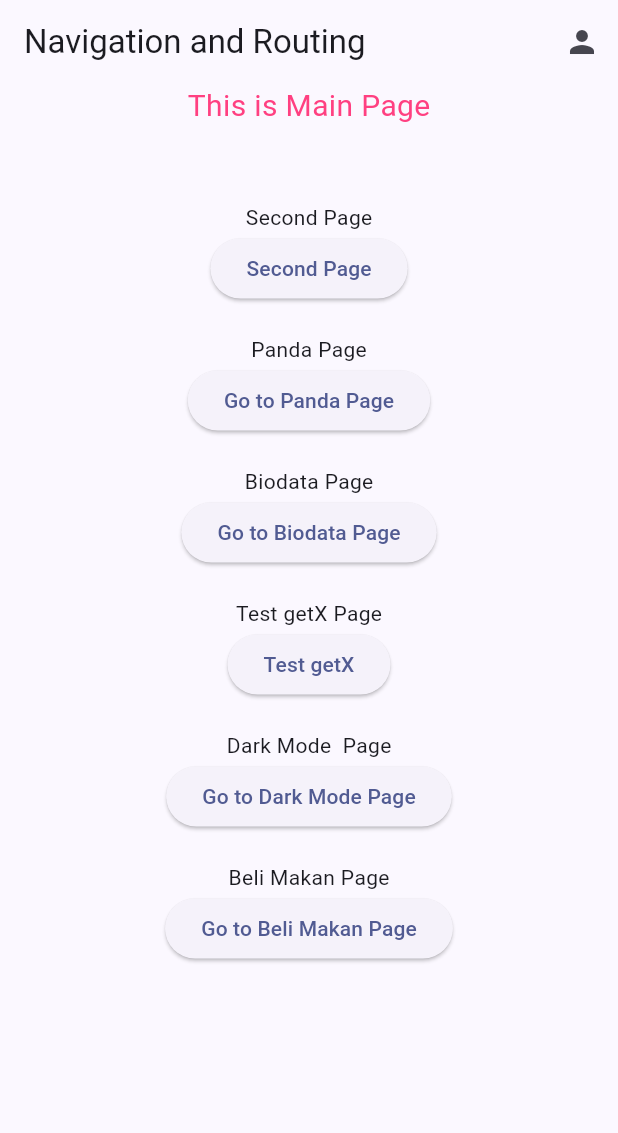
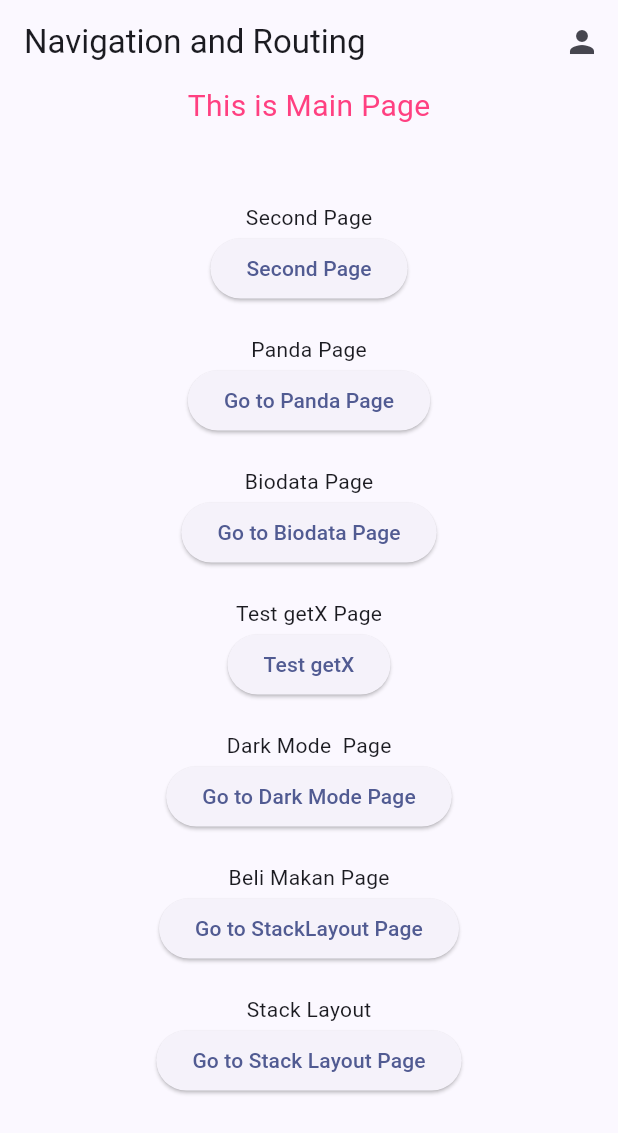
Before and after one commit to fattsowavy/flutter-ITBOX, a Flutter app: the screen it shows after launch, on a phone screen of 412 x 824 dp. Shown: the top 1133 px of the screen. Run offline on Flutter 3.47's test engine with Material 3 defaults, Android fonts, the phone set to English and light mode, and no system bars; our stand-ins replace get.

Commit message:
added stack layout

```diff
--- a/lib/main.dart
+++ b/lib/main.dart
@@ -4,6 +4,7 @@ import 'package:basic_flutter/biodata.dart';
 import 'package:basic_flutter/home.dart';
 import 'package:basic_flutter/secondPage.dart';
 import 'package:basic_flutter/testGetX.dart';
+import 'package:basic_flutter/StackLayout.dart';
 import 'package:flutter/material.dart';
 import 'package:get/get.dart';
 
@@ -55,7 +56,8 @@ class _MyHomePageState extends State<MyHomePage> {
           ),
         ],
       ),
-      body: Center(
+      body: SingleChildScrollView(
+        child: Center(
           child: Column(
             children: [
               Text(
@@ -134,9 +136,20 @@ class _MyHomePageState extends State<MyHomePage> {
                   Get.to(() => BeliMakanan());
                 },
 
-              child: Text("Go to Beli Makan Page"),
+                child: Text("Go to StackLayout Page"),
+              ),
+
+              SizedBox(height: 20),
+              Text("Stack Layout"),
+              ElevatedButton(
+                onPressed: () {
+                  Get.to(() => StackLayout());
+                },
+
+                child: Text("Go to Stack Layout Page"),
               ),
             ],
+          ),
         ),
       ),
     );
```
Also changed, not shown: lib/StackLayout.dart (added, +55 -0 lines). Lines whose indentation alone changed are shown as unchanged.
